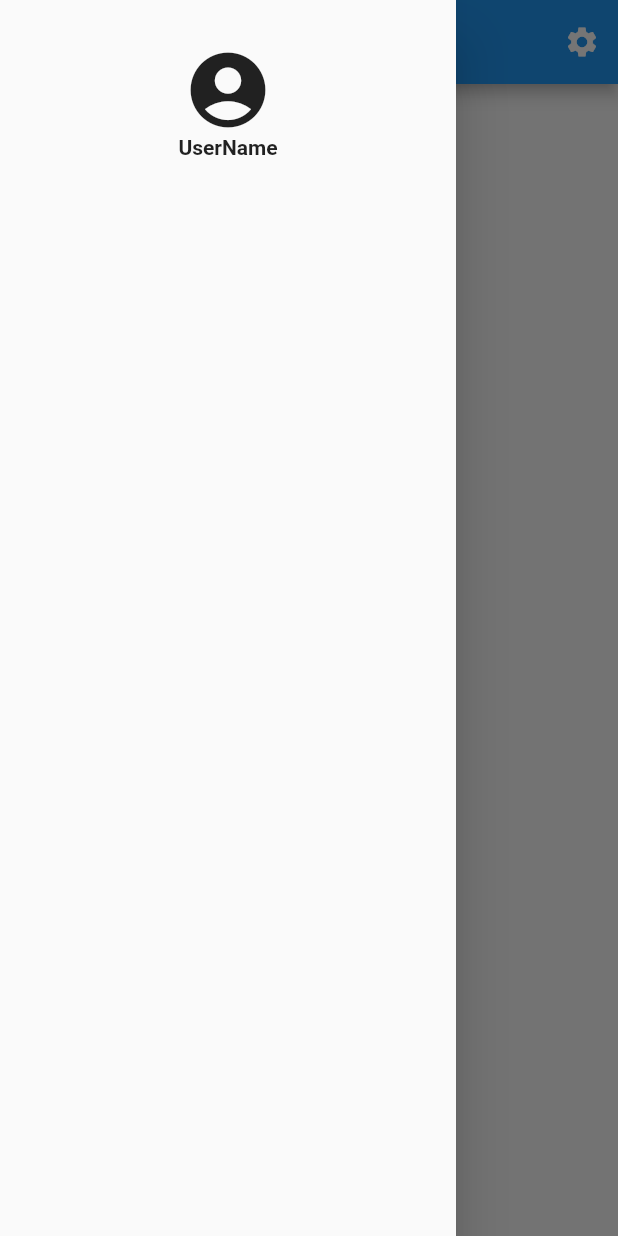
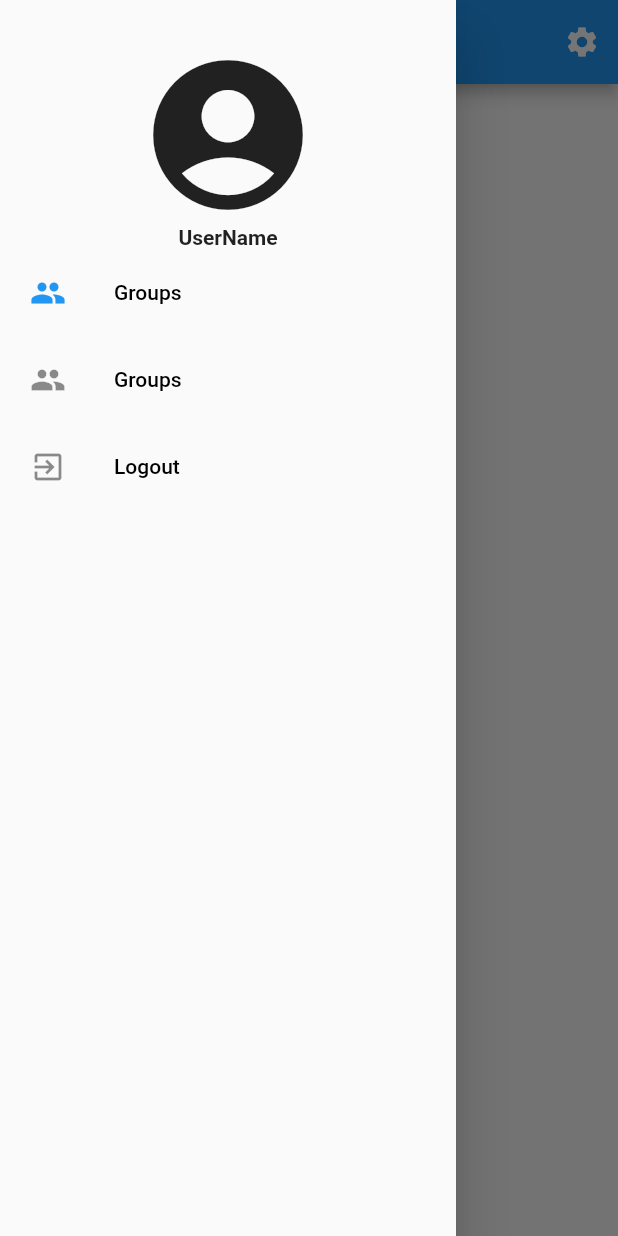
Before and after one commit to Luckingz/flutter-firebase-project, a Flutter app: the screen it shows after launch, with the side drawer open, on a phone screen of 412 x 824 dp. Run offline on Flutter 3.47's test engine with Material 2 defaults, Android fonts, the phone set to English and light mode, and no system bars; our stand-ins replace firebase_auth, firebase_core; accounts and stored records are empty.

```diff
--- a/lib/HomePage.dart
+++ b/lib/HomePage.dart
@@ -1,6 +1,7 @@
 import 'package:flutter/material.dart';
 import 'package:firebase_auth/firebase_auth.dart';
 import 'package:firebase_core/firebase_core.dart';
+import 'package:untitled/Login.dart';
 
 class HomePage extends StatefulWidget {
   const HomePage({Key? key}) : super(key: key);
@@ -29,14 +30,54 @@ class _HomePageState extends State<HomePage> {
         child: ListView(
           padding: const EdgeInsets.symmetric(vertical: 30.0),
           children: [
-            Icon(Icons.account_circle, size: 60,),
+            Icon(Icons.account_circle, size: 120,),
             Text('UserName',
             textAlign: TextAlign.center,
             style: TextStyle(
               fontWeight: FontWeight.bold
             ),),
             ListTile(
-
+              onTap: () {},
+              selectedColor: Theme.of(context).primaryColor,
+              selected: true,
+              contentPadding:
+              const EdgeInsets.symmetric(horizontal: 20, vertical: 1),
+              leading: const Icon(Icons.group),
+              title: Text('Groups',
+              style: TextStyle(
+                color: Colors.black
+              ),
+              ),
+            ),
+            ListTile(
+              onTap: () {},
+              selectedColor: Theme.of(context).primaryColor,
+              contentPadding:
+              const EdgeInsets.symmetric(horizontal: 20, vertical: 1),
+              leading: const Icon(Icons.group),
+              title: Text('Groups',
+                style: TextStyle(
+                    color: Colors.black
+                ),
+              ),
+            ),
+            ListTile(
+              onTap: () async {
+                await FirebaseAuth.instance.signOut();
+                Navigator.pushReplacement(
+                  context,
+                  MaterialPageRoute(builder: (context) => const Login()),
+                );
+              },
+              selectedColor: Theme.of(context).primaryColor,
+              contentPadding:
+              const EdgeInsets.symmetric(horizontal: 20, vertical: 1),
+              leading: const Icon(Icons.exit_to_app),
+              title: Text('Logout',
+                style: TextStyle(
+                    color: Colors.black
+                ),
+              ),
             )
           ],
         ),
```
Also changed, not shown: lib/ProfilePage.dart (added, +17 -0 lines).
